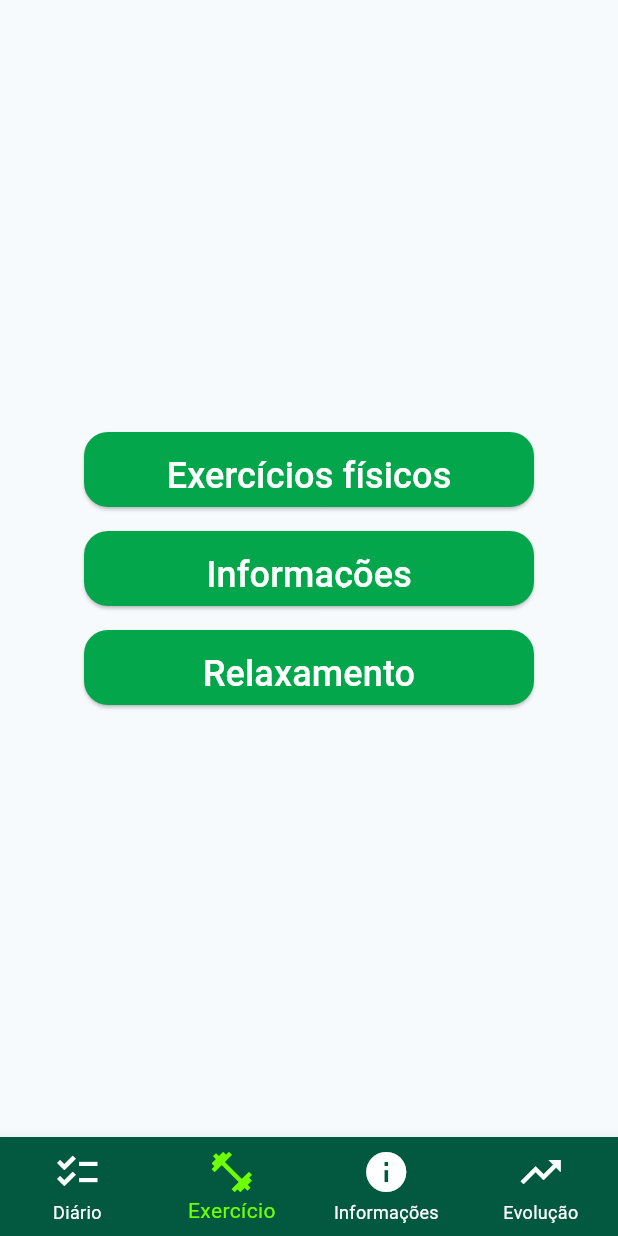
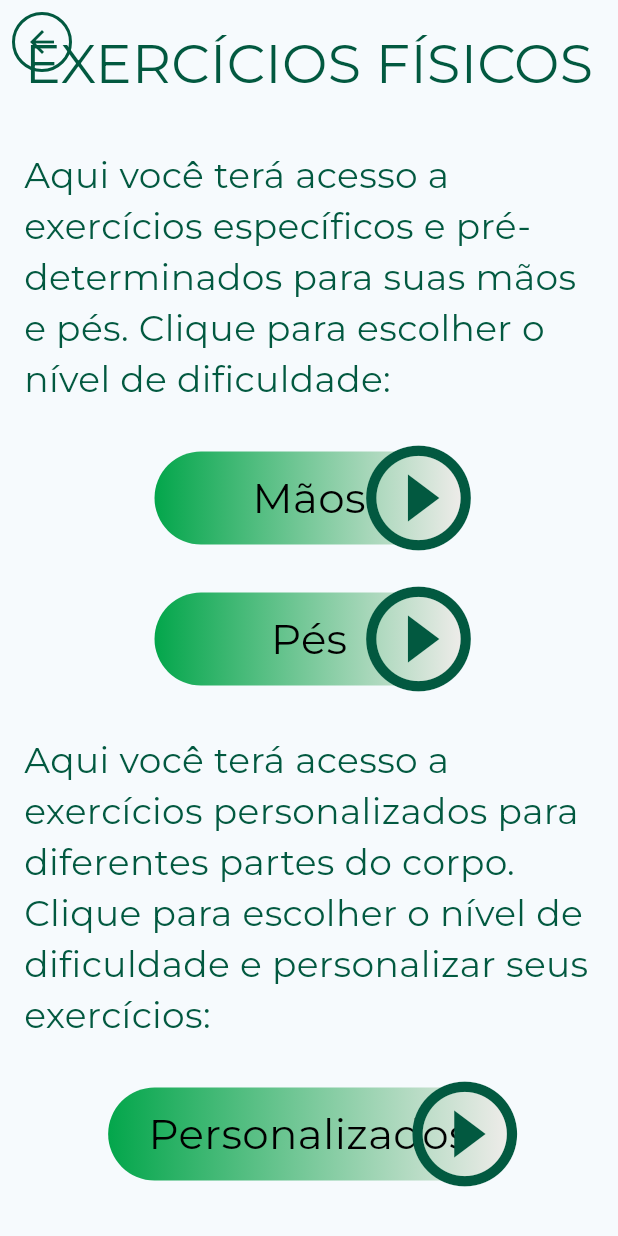
Before and after one commit to artri-app/artri-app, a Flutter app: the LoggedPage screen opened directly with empty values, item 2 of the bottom bar chosen, after a tap on "Exercícios físicos", on a phone screen of 412 x 824 dp. Run offline on Flutter 3.47's test engine with Material 3 defaults, Android fonts, the phone set to English and light mode, and no system bars; our stand-ins replace flutter_dotenv, flutter_secure_storage, flutter_svg, gap, go_router, google_fonts; missing offline and left inert: http_interceptor; accounts and stored records are empty.

Commit message:
feat: exercise pages

```diff
--- a/lib/utils/app_colors.dart
+++ b/lib/utils/app_colors.dart
@@ -5,6 +5,7 @@ class AppColors {
   static const Color lightGreen = Color(0xff6EFF00);
   static const Color darkBlue = Color(0xff026873);
   static const Color lightBrown = Color(0xffc6bfaf);
+  static const Color neutral = Color(0xffefecea);
 }
 
 class AppGradients {
@@ -17,4 +18,9 @@ class AppGradients {
     Color(0xFFAE263D),
     Color(0xFFD90B2D),
   ];
+
+  static const List<Color> greenToNeutral = [
+    Color(0xFF03A64B),
+    Color(0xffefecea),
+  ];
 }
--- a/lib/utils/app_routes.dart
+++ b/lib/utils/app_routes.dart
@@ -2,6 +2,7 @@ import 'package:artriapp/utils/index.dart';
 import 'package:artriapp/views/index.dart';
 import 'package:artriapp/views/info/data/alimentacao.dart';
 import 'package:artriapp/views/info/data/leis_direitos.dart';
+import 'package:artriapp/views/type_physical_exercise/type_physical_exercise_view.dart';
 import 'package:artriapp/views/user_diary/widgets/index.dart';
 import 'package:artriapp/views/user_diary/widgets/user_level_selection_with_options.dart';
 import 'package:go_router/go_router.dart';
@@ -26,6 +27,10 @@ class AppRoutes {
   static const String exercise = '/exercise';
   static const String info = '/info';
   static const String evolution = '/evolution';
+  static const String physicalExercises = '/physical-exercise';
+  static final String handExercises = '$physicalExercises/hand';
+  static const String feetExercises = '$physicalExercises/feet';
+  static const String customExercises = '$physicalExercises/custom';
 
   static List<RouteBase> getGoRoutes() {
     return [
@@ -154,6 +159,29 @@ class AppRoutes {
           ),
         ],
       ),
+      GoRoute(
+          path: physicalExercises,
+          builder: (context, state) => const PhysicalExerciseHomeView(),
+          routes: [
+            GoRoute(
+              path: 'hand',
+              builder: (context, state) => const TypePhysicalExerciseView(
+                title: 'Mãos',
+              ),
+            ),
+            GoRoute(
+              path: 'feet',
+              builder: (context, state) => const TypePhysicalExerciseView(
+                title: 'Pés',
+              ),
+            ),
+            GoRoute(
+              path: 'custom',
+              builder: (context, state) => const TypePhysicalExerciseView(
+                title: 'Personalizado',
+              ),
+            ),
+          ]),
     ];
   }
 }
--- a/lib/views/exercise/exercise_page.dart
+++ b/lib/views/exercise/exercise_page.dart
@@ -1,5 +1,7 @@
+import 'package:artriapp/utils/index.dart';
 import 'package:flutter/material.dart';
 import 'package:gap/gap.dart';
+import 'package:go_router/go_router.dart';
 
 class ExercisePage extends StatelessWidget {
   const ExercisePage({super.key});
@@ -11,7 +13,7 @@ class ExercisePage extends StatelessWidget {
         mainAxisAlignment: MainAxisAlignment.center,
         children: <Widget>[
           ElevatedButton(
-            onPressed: () {},
+            onPressed: () => context.go(AppRoutes.physicalExercises),
             style: ElevatedButton.styleFrom(
               backgroundColor: Color(0xFF03A64A),
               padding: const EdgeInsets.symmetric(horizontal: 24, vertical: 12),
--- a/lib/views/index.dart
+++ b/lib/views/index.dart
@@ -15,3 +15,4 @@ export 'info/data/artrite_reumatoide.dart';
 export 'info/data/minha_dor.dart';
 export 'info/data/sono.dart';
 export 'info/data/tratamentos.dart';
+export 'physical_exercise/physical_exercise_home_view.dart';
--- /dev/null
+++ b/lib/views/physical_exercise/physical_exercise_home_view.dart
@@ -0,0 +1,59 @@
+import 'package:artriapp/utils/index.dart';
+import 'package:artriapp/views/widgets/index.dart';
+import 'package:flutter/material.dart';
+import 'package:go_router/go_router.dart';
+import 'package:google_fonts/google_fonts.dart';
+
+class PhysicalExerciseHomeView extends StatelessWidget {
+  const PhysicalExerciseHomeView({super.key});
+
+  @override
+  Widget build(BuildContext context) {
+    return ClearScaffoldView(
+      child: Column(
+        spacing: 32,
+        crossAxisAlignment: CrossAxisAlignment.center,
+        children: [
+          SessionTitle(
+            title: 'EXERCÍCIOS FÍSICOS',
+            size: 36,
+          ),
+          Text(
+            'Aqui você terá acesso a exercícios específicos e pré-determinados para suas mãos e pés. Clique para escolher o nível de dificuldade:',
+            style: GoogleFonts.montserrat(
+              textStyle: const TextStyle(
+                fontSize: 24,
+                color: AppColors.darkGreen,
+              ),
+            ),
+          ),
+          ExerciseButton(
+            onClick: () => context.go(AppRoutes.handExercises),
+            gradientColors: AppGradients.greenToNeutral,
+            buttonText: 'Mãos',
+          ),
+          ExerciseButton(
+            onClick: () => context.go(AppRoutes.feetExercises),
+            gradientColors: AppGradients.greenToNeutral,
+            buttonText: 'Pés',
+          ),
+          Text(
+            'Aqui você terá acesso a exercícios personalizados para diferentes partes do corpo. Clique para escolher o nível de dificuldade e personalizar seus exercícios:',
+            style: GoogleFonts.montserrat(
+              textStyle: const TextStyle(
+                fontSize: 24,
+                color: AppColors.darkGreen,
+              ),
+            ),
+          ),
+          ExerciseButton(
+            onClick: () => context.go(AppRoutes.customExercises),
+            gradientColors: AppGradients.greenToNeutral,
+            buttonText: 'Personalizados',
+            width: MediaQuery.of(context).size.width * 0.65,
+          ),
+        ],
+      ),
+    );
+  }
+}
--- a/lib/views/user_diary/user_diary_page.dart
+++ b/lib/views/user_diary/user_diary_page.dart
@@ -53,7 +53,7 @@ class UserDiaryPage extends StatelessWidget {
           right: 0,
           top: 0,
           child: IconButton(
-            onPressed: () => context.push(
+            onPressed: () => context.go(
               AppRoutes.configuration,
             ),
             icon: const Icon(
--- a/lib/views/user_diary/widgets/user_level_selection.dart
+++ b/lib/views/user_diary/widgets/user_level_selection.dart
@@ -43,7 +43,8 @@ class UserLevelSelection extends StatelessWidget {
                       SessionTitle(title: title!),
                       tooltipMessage != null
                           ? HintIndicatorTooltip(
-                              tooltipMessage: tooltipMessage!)
+                              tooltipMessage: tooltipMessage!,
+                            )
                           : Gap(0),
                     ],
                   )
--- /dev/null
+++ b/lib/views/widgets/clear_scaffold_view.dart
@@ -0,0 +1,43 @@
+import 'package:artriapp/utils/index.dart';
+import 'package:flutter/material.dart';
+import 'package:go_router/go_router.dart';
+
+class ClearScaffoldView extends StatelessWidget {
+  final Widget? child;
+
+  const ClearScaffoldView({super.key, this.child});
+
+  @override
+  Widget build(BuildContext context) {
+    return Scaffold(
+      extendBodyBehindAppBar: true,
+      extendBody: true,
+      appBar: AppBar(
+        backgroundColor: Colors.transparent,
+        leading: Padding(
+          padding: const EdgeInsets.all(8.0),
+          child: IconButton.outlined(
+            onPressed: () => context.pop(),
+            style: ButtonStyle(
+              side: WidgetStatePropertyAll(
+                const BorderSide(color: AppColors.darkGreen, width: 2),
+              ),
+            ),
+            icon: const Icon(
+              Icons.arrow_back,
+              color: AppColors.darkGreen,
+              size: 24,
+            ),
+          ),
+        ),
+      ),
+      body: SizedBox.fromSize(
+        size: MediaQuery.of(context).size,
+        child: Padding(
+          padding: const EdgeInsets.all(16.0),
+          child: child ?? Placeholder(),
+        ),
+      ),
+    );
+  }
+}
--- a/lib/views/widgets/index.dart
+++ b/lib/views/widgets/index.dart
@@ -10,3 +10,5 @@ export 'scale_selector.dart';
 export 'session_title.dart';
 export 'hint_indicator_tooltip.dart';
 export 'confirmation_buttons.dart';
+export 'exercise_button.dart';
+export 'clear_scaffold_view.dart';
--- a/lib/views/widgets/session_title.dart
+++ b/lib/views/widgets/session_title.dart
@@ -4,7 +4,12 @@ import 'package:google_fonts/google_fonts.dart';
 
 class SessionTitle extends StatelessWidget {
   final String title;
-  const SessionTitle({super.key, required this.title});
+  final double? size;
+  const SessionTitle({
+    super.key,
+    required this.title,
+    this.size = 28,
+  });
 
   @override
   Widget build(BuildContext context) {
@@ -12,7 +17,7 @@ class SessionTitle extends StatelessWidget {
       title.toUpperCase(),
       textAlign: TextAlign.center,
       style: GoogleFonts.montserrat(
-        fontSize: 28,
+        fontSize: size,
         color: AppColors.darkGreen,
       ),
     );
```
Also changed, not shown: lib/views/info/info_page.dart (+6 -6 lines), lib/views/type_physical_exercise/type_physical_exercise_view.dart (added, +62 -0 lines), lib/views/user_diary/widgets/user_diary_initial_selection.dart (+4 -4 lines).
